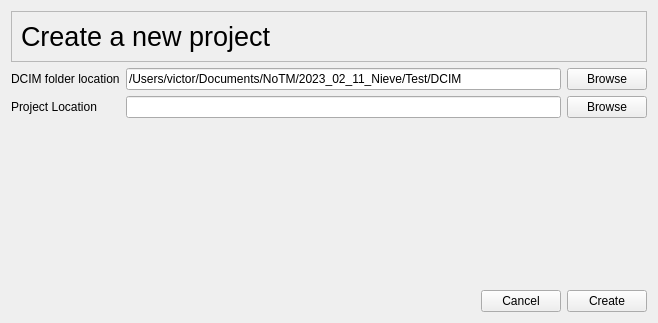
victormac3000/Fusion_ffmpeg_studio, file panes/projectcreator.ui: the form before one commit.
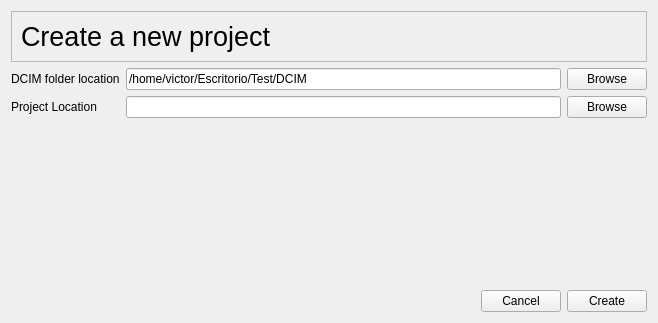
The form after the commit.

Diff of the .ui file:
```diff
--- a/panes/projectcreator.ui
+++ b/panes/projectcreator.ui
@@ -73,7 +73,7 @@
      <item row="1" column="1">
       <widget class="QLineEdit" name="dcim_location">
        <property name="text">
-        <string>/Users/victor/Documents/NoTM/2023_02_11_Nieve/Test/DCIM</string>
+        <string>/home/victor/Escritorio/Test/DCIM</string>
        </property>
       </widget>
      </item>
```
